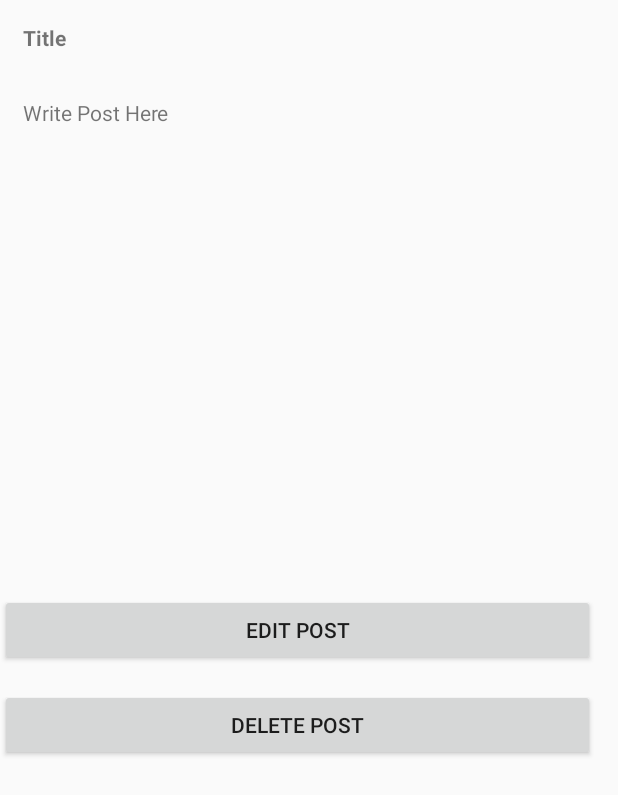
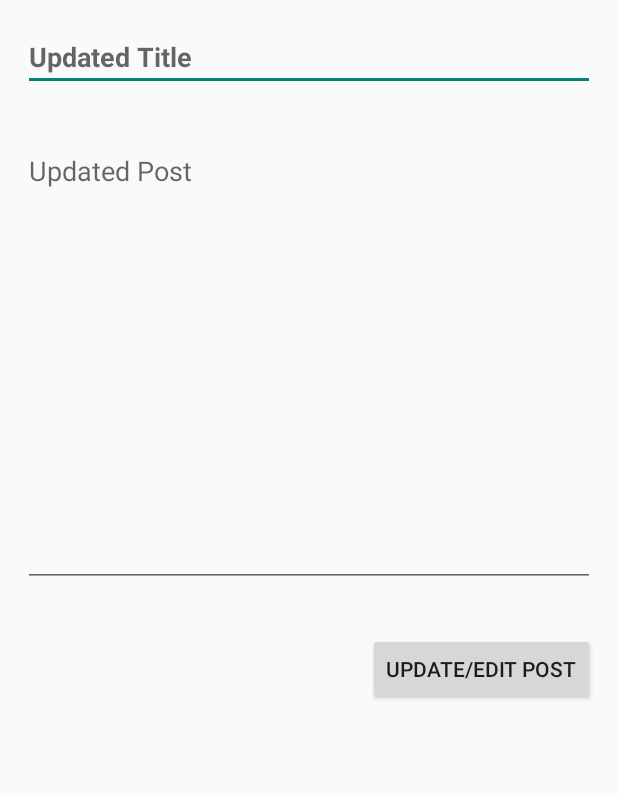
Before and after one commit to madeleinvillegas/Codehub, an Android app: the layout activity_edit_post.xml on its own in the app's theme, with its tools: preview values and no code run, on a phone screen of 412 x 824 dp. Shown: the top 795 px of the screen. Run offline under Robolectric (Android 15) with nearby library versions, the phone set to English and light mode, and no system bars.

Commit message:
Changed DeleteAndEdit to ViewAPostAndDelete, created separate activities for edit and report post to be converted to fragments later on for better UI

```diff
--- a/app/src/main/AndroidManifest.xml
+++ b/app/src/main/AndroidManifest.xml
@@ -13,7 +13,9 @@
         android:roundIcon="@mipmap/ic_launcher_round"
         android:supportsRtl="true"
         android:theme="@style/Theme.Codehub">
-        <activity android:name=".DeleteAndEditPostActivity"></activity>
+        <activity android:name=".ReportPostActivity"></activity>
+        <activity android:name=".EditPostActivity" />
+        <activity android:name=".ViewAPostAndDelete" />
         <activity android:name=".EditProfileDataActivity">
             <intent-filter>
                 <category android:name="android.intent.category.LAUNCHER" />
--- a/app/src/main/res/layout/activity_delete_and_edit_post.xml
+++ b/app/src/main/res/layout/activity_edit_post.xml
@@ -4,45 +4,38 @@
     android:layout_width="match_parent"
     android:layout_height="match_parent">
 
-    <TextView
+    <EditText
         android:layout_margin="15dp"
         android:id="@+id/edit_title"
         android:layout_width="match_parent"
         android:layout_height="wrap_content"
         android:textStyle="bold"
-        android:text="@string/hint_title">
-    </TextView>
+        android:hint="Updated Title"
+        android:maxLength="30">
+    </EditText>
 
-    <TextView
+    <EditText
         android:layout_margin="15dp"
-        android:id="@+id/edit_post"
+        android:id="@+id/edit_post_body"
         android:layout_width="match_parent"
         android:layout_height="300dp"
         android:gravity="top|left"
         android:layout_below="@+id/edit_title"
-        android:text="Write Post Here">
-    </TextView>
+        android:hint="Updated Post"
+        android:maxLength="63206">
+    </EditText>
 
     <Button
         android:layout_marginTop="15dp"
         android:layout_marginRight="15dp"
         android:layout_centerHorizontal="true"
-        android:layout_width="match_parent"
+        android:layout_width="wrap_content"
         android:layout_height="wrap_content"
         android:layout_alignParentEnd="true"
-        android:layout_below="@+id/edit_post"
-        android:id="@+id/edit_post_btn"
-        android:text="Edit Post"/>
-    <Button
-        android:layout_marginTop="15dp"
-        android:layout_marginRight="15dp"
-        android:layout_centerHorizontal="true"
-        android:layout_width="match_parent"
-        android:layout_height="wrap_content"
-        android:layout_alignParentEnd="true"
-        android:layout_below="@+id/edit_post_btn"
-        android:id="@+id/delete_post_btn"
-        android:text="Delete Post"/>
+        android:layout_below="@+id/edit_post_body"
+        android:id="@+id/edit_the_post_btn"
+        android:text="Update/Edit Post"/>
+
 
 
 </RelativeLayout>
```
Also changed, not shown: app/src/main/java/ph/edu/dlsu/codehub/EditPostActivity.java (added, +36 -0 lines), app/src/main/java/ph/edu/dlsu/codehub/ReportPostActivity.java (added, +24 -0 lines), app/src/main/java/ph/edu/dlsu/codehub/ViewAPostAndDelete.java (renamed from app/src/main/java/ph/edu/dlsu/codehub/DeleteAndEditPostActivity.java, +21 -14 lines), app/src/main/java/ph/edu/dlsu/codehub/fragmentClasses/HomeFragment.java (+2 -7 lines), app/src/main/res/layout/activity_report_post.xml (added, +28 -0 lines), app/src/main/res/layout/activity_view_a_post_and_delete.xml (added, +58 -0 lines).
